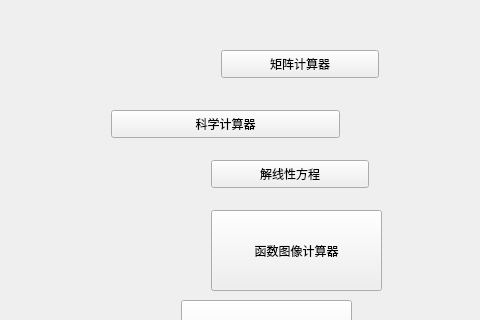
Old version of the form main_window/main_window/main_window.ui in the repository AhaLims/calculator; both pictures show x 159 to 639 and y 0 to 320 of the 731 by 639 pixel window.
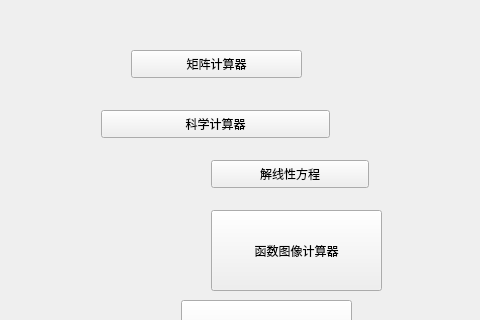
New version of the form.

Commit message: built main window surface

Patch:
```diff
--- a/main_window/main_window/main_window.ui
+++ b/main_window/main_window/main_window.ui
@@ -68,7 +68,7 @@
     </property>
     <property name="geometry">
      <rect>
-      <x>270</x>
+      <x>260</x>
       <y>110</y>
       <width>229</width>
       <height>28</height>
@@ -84,9 +84,9 @@
     </property>
     <property name="geometry">
      <rect>
-      <x>380</x>
+      <x>290</x>
       <y>50</y>
-      <width>158</width>
+      <width>171</width>
       <height>28</height>
      </rect>
     </property>
```
Left out of the diff: 10 changed lines with no effect on the pictures. The commit also changes 4 other files.
